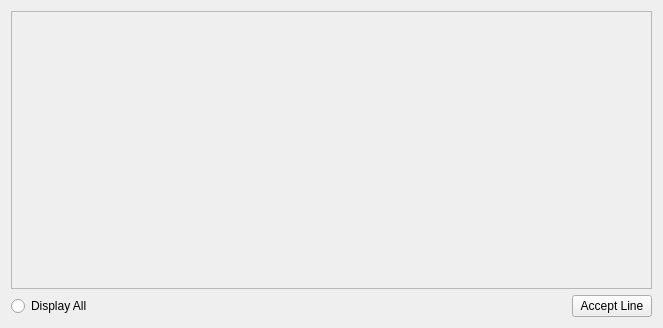
jonathanHuwP/RegionSelection, file resources/designer_ui/drawingwidget.ui: the form before one commit.
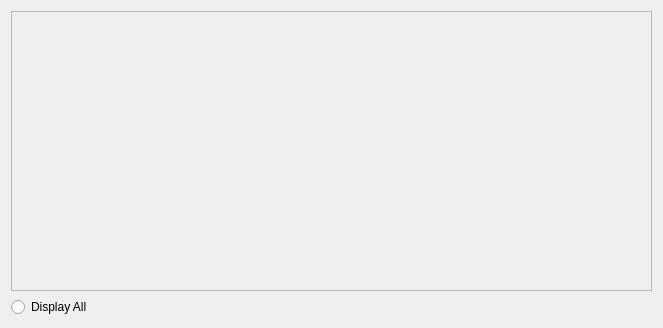
The form after the commit.

What changed in the file:
```diff
--- a/resources/designer_ui/drawingwidget.ui
+++ b/resources/designer_ui/drawingwidget.ui
@@ -25,7 +25,7 @@
         <x>0</x>
         <y>0</y>
         <width>635</width>
-        <height>255</height>
+        <height>266</height>
        </rect>
       </property>
      </widget>
@@ -53,13 +53,6 @@
        </property>
       </spacer>
      </item>
-     <item>
-      <widget class="QPushButton" name="_acceptLineButton">
-       <property name="text">
-        <string>Accept Line</string>
-       </property>
-      </widget>
-     </item>
     </layout>
    </item>
   </layout>
```
Left out of the diff: 20 changed lines with no effect on the pictures.
